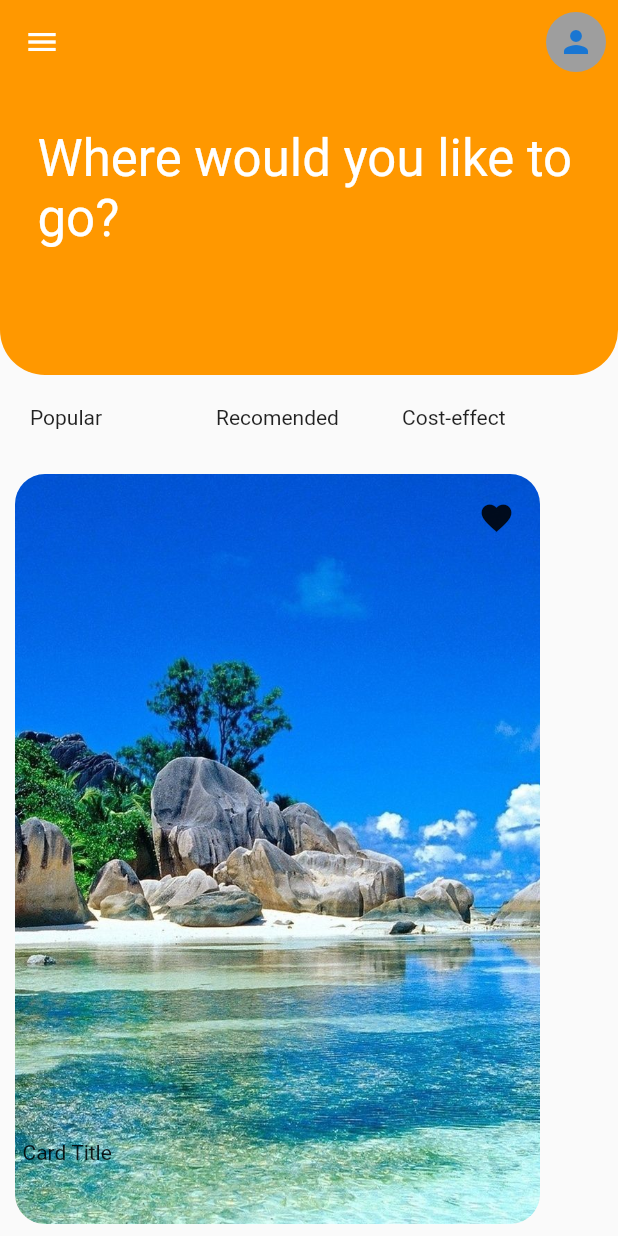
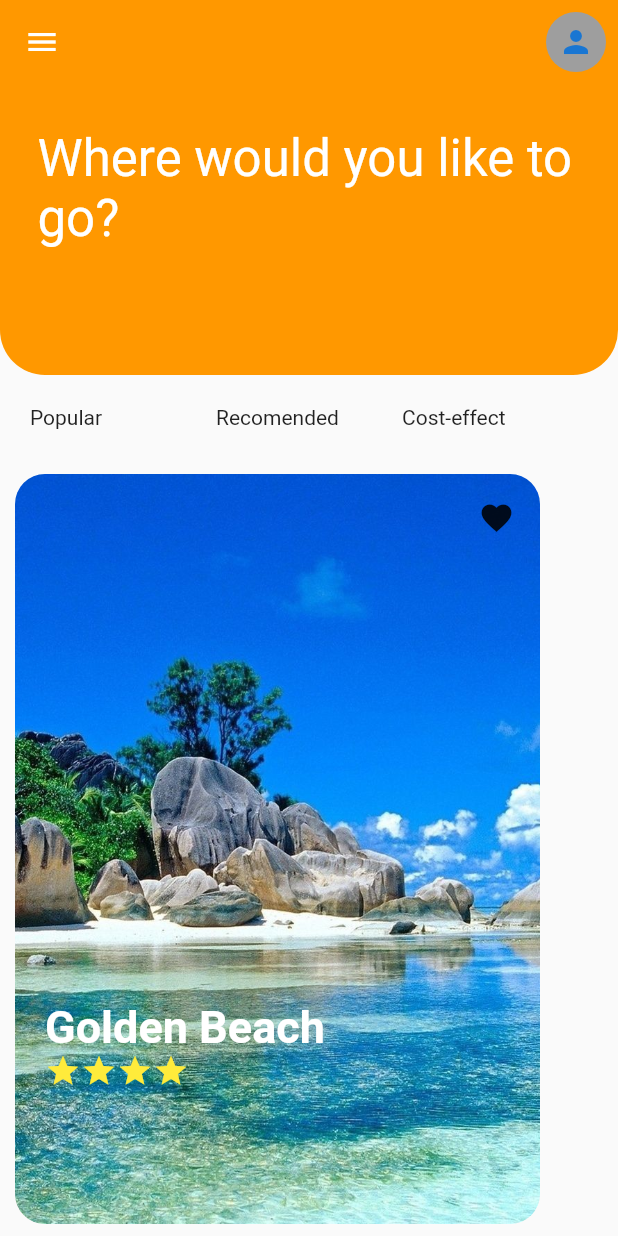
Before and after one commit to lohenyumnam/intern_daily_task, a Flutter app: the TravelApp screen opened directly, on a phone screen of 412 x 824 dp. Run offline on Flutter 3.47's test engine with Material 2 defaults, Android fonts, the phone set to English and light mode, and no system bars.

Commit message:
Icon(                   Icons.star,                   color: Colors.yellow,                 ),

```diff
--- a/lib/src/daily_task/page/travelApp/Components/customcart.dart
+++ b/lib/src/daily_task/page/travelApp/Components/customcart.dart
@@ -25,10 +25,41 @@ class MyCustomCard extends StatelessWidget {
         right: 15,
         child: IconButton(onPressed: () {}, icon: const Icon(Icons.favorite)),
       ),
-      const Positioned(
-        left: 15,
-        bottom: 50,
-        child: Text('Card Title'),
+      Positioned(
+        left: 30,
+        bottom: 100,
+        child: Column(
+          crossAxisAlignment: CrossAxisAlignment.start,
+          children: [
+            const Text(
+              'Golden Beach',
+              style: TextStyle(
+                  fontSize: 30,
+                  fontWeight: FontWeight.bold,
+                  color: Colors.white),
+            ),
+            Row(
+              children: const [
+                Icon(
+                  Icons.star,
+                  color: Colors.yellow,
+                ),
+                Icon(
+                  Icons.star,
+                  color: Colors.yellow,
+                ),
+                Icon(
+                  Icons.star,
+                  color: Colors.yellow,
+                ),
+                Icon(
+                  Icons.star,
+                  color: Colors.yellow,
+                ),
+              ],
+            )
+          ],
+        ),
       ),
     ]);
   }
```
